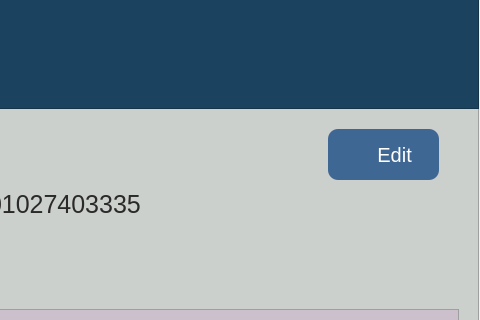
Above: Real-Estate-Portal/MyProfile.ui from RamyNasser4/Real-Estate-Portal before the change; both pictures show x 321 to 801 and y 0 to 320 of the 801 by 741 pixel window. Below: the same form after it.
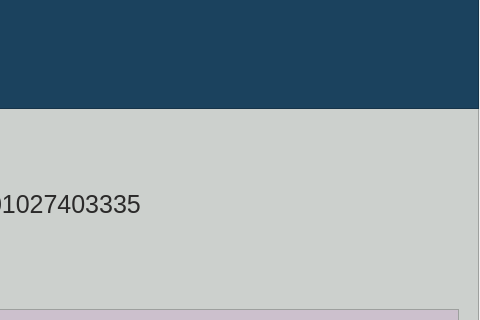
That is the form after the change. Icons and pictures are not drawn.

Commit message: fix edit & property description screen

Diff of the .ui file:
```diff
--- a/Real-Estate-Portal/MyProfile.ui
+++ b/Real-Estate-Portal/MyProfile.ui
@@ -380,39 +380,19 @@
       </widget>
      </widget>
     </widget>
-    <widget class="QPushButton" name="pushButton_3">
+    <widget class="QToolButton" name="toolButton_2">
      <property name="geometry">
       <rect>
-       <x>650</x>
+       <x>700</x>
        <y>130</y>
-       <width>111</width>
-       <height>51</height>
+       <width>61</width>
+       <height>41</height>
       </rect>
      </property>
      <property name="styleSheet">
-      <string notr="true">QPushButton{
-color:white;
-font-size:20px;
-background:#3F6793;
-}</string>
-     </property>
-     <property name="text">
-      <string>    Edit</string>
-     </property>
-    </widget>
-    <widget class="QPushButton" name="pushButton_4">
-     <property name="geometry">
-      <rect>
-       <x>660</x>
-       <y>130</y>
-       <width>31</width>
-       <height>51</height>
-      </rect>
-     </property>
-     <property name="styleSheet">
-      <string notr="true">QPushButton{
+      <string notr="true">QToolButton{
+background:transparent;
 border:none;
-background:#3F6793;
 }</string>
      </property>
      <property name="text">
@@ -420,7 +400,13 @@
      </property>
      <property name="icon">
       <iconset resource="Resource.qrc">
-       <normaloff>:/Assets/edit.png</normaloff>:/Assets/edit.png</iconset>
+       <normaloff>:/Assets/more32.png</normaloff>:/Assets/more32.png</iconset>
+     </property>
+     <property name="iconSize">
+      <size>
+       <width>100</width>
+       <height>100</height>
+      </size>
      </property>
     </widget>
    </widget>
```
The commit also changes 18 other files.
